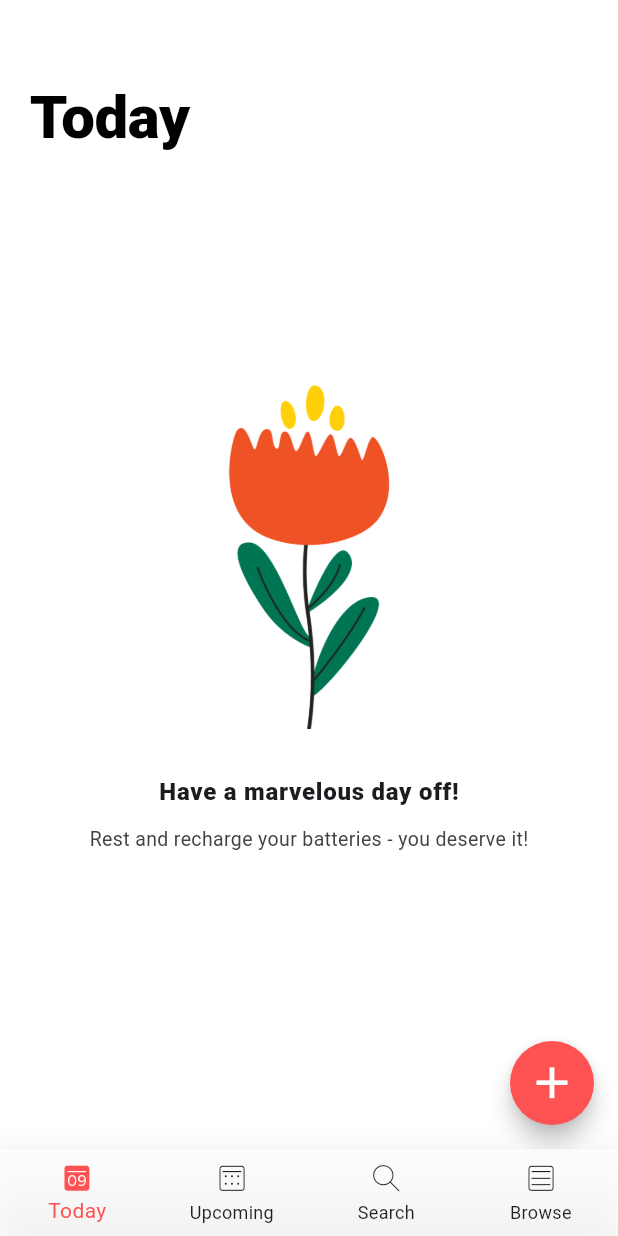
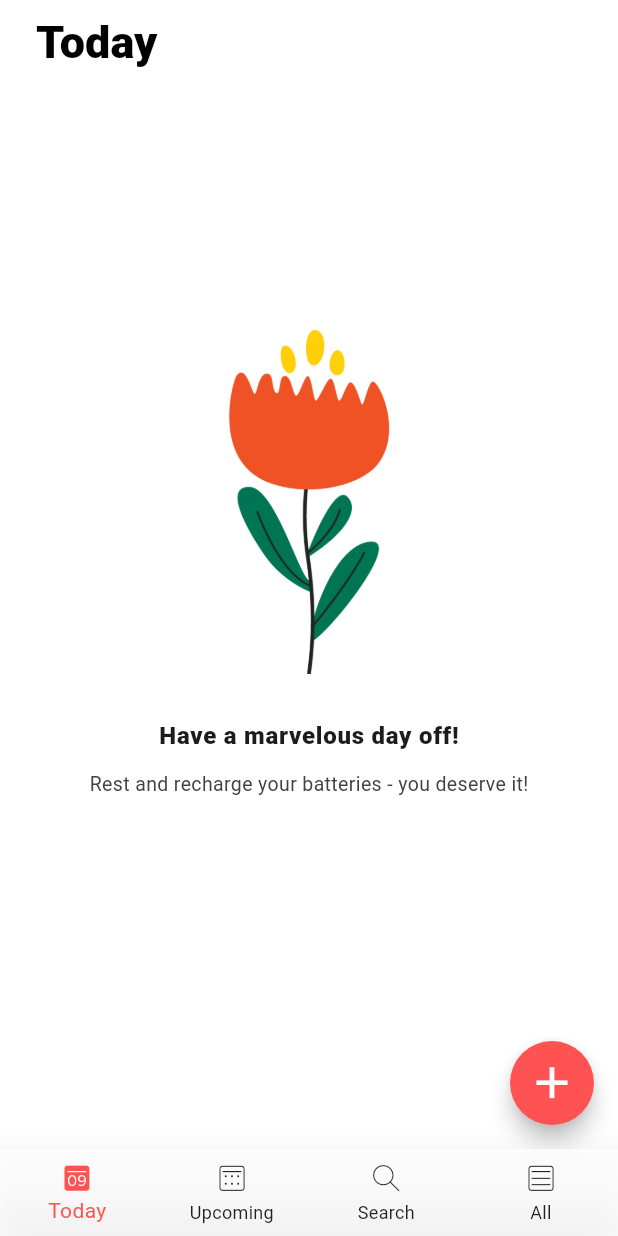
Before and after one commit to LeHuuTri-186/step, a Flutter app: the screen it shows after launch, on a phone screen of 412 x 824 dp. Run offline on Flutter 3.47's test engine with Material 3 defaults, Android fonts, the light colour scheme and no system bars; drawn by our look-alikes of flutter_animate; our stand-ins replace flutter_bloc, flutter_local_notifications, get_it, google_fonts, shared_preferences, timezone; missing offline and left inert: fuzzywuzzy.

Commit message:
UI update and bug fixes

```diff
--- a/lib/extensions/bottom_nav_item_builder.dart
+++ b/lib/extensions/bottom_nav_item_builder.dart
@@ -7,7 +7,7 @@ extension BottomNavItemBuilders on BuildContext {
   BottomNavigationBarItem buildBrowseBottomNavItem({bool isSelected = false}) =>
       BottomNavigationBarItem(
         icon: _buildBrowseIcon(isSelected: isSelected),
-        label: getLocaleString(value: 'browse'),
+        label: getLocaleString(value: 'all'),
       );
 
   Icon _buildBrowseIcon({bool isSelected = false}) => isSelected
--- a/lib/features/home/presentation/bloc/all/all_bloc.dart
+++ b/lib/features/home/presentation/bloc/all/all_bloc.dart
@@ -55,7 +55,7 @@ class AllBloc extends Bloc<AllEvent, AllState> {
 
       Todo? todo = await crudUseCases.readUseCases.getTodo(event.id);
 
-      if (todo != null && todo.isDone) {
+      if (todo!.isDone) {
         await crudUseCases.deleteUseCases.removeTodo.call(todo);
       }
 
--- a/lib/features/home/presentation/bloc/scroll_cubit.dart
+++ /dev/null
@@ -1,15 +0,0 @@
-import 'package:flutter_bloc/flutter_bloc.dart';
-
-import 'scroll_state.dart';
-
-class ScrollCubit extends Cubit<ScrollState> {
-  ScrollCubit() : super(NotScrolled());
-
-  void onScroll(double offset) {
-    if (offset > 50) {
-      emit(Scrolled());
-    } else {
-      emit(NotScrolled());
-    }
-  }
-}
--- a/lib/features/home/presentation/bloc/scroll_state.dart
+++ /dev/null
@@ -1,6 +0,0 @@
-abstract class ScrollState {
-}
-
-class Scrolled implements ScrollState {}
-
-class NotScrolled implements ScrollState {}
--- a/lib/features/home/presentation/bloc/search/search_bloc.dart
+++ b/lib/features/home/presentation/bloc/search/search_bloc.dart
@@ -73,7 +73,7 @@ class SearchBloc extends Bloc<SearchEvent, SearchState> {
 
       Todo? todo = await crudUseCases.readUseCases.getTodo(event.id);
 
-      if (todo != null && todo.isDone) {
+      if (todo!.isDone) {
         await crudUseCases.deleteUseCases.removeTodo.call(todo);
       }
 
--- a/lib/features/home/presentation/bloc/today/todo_bloc.dart
+++ b/lib/features/home/presentation/bloc/today/todo_bloc.dart
@@ -53,7 +53,7 @@ class TodoBloc extends Bloc<TodoEvent, TodoState> {
 
       Todo? todo = await crudUseCases.readUseCases.getTodo(event.id);
 
-      if (todo != null && todo.isDone) {
+      if (todo!.isDone) {
         await crudUseCases.deleteUseCases.removeTodo.call(todo);
       }
 
--- a/lib/features/home/presentation/bloc/upcoming/upcoming_bloc.dart
+++ b/lib/features/home/presentation/bloc/upcoming/upcoming_bloc.dart
@@ -53,7 +53,7 @@ class UpcomingBloc extends Bloc<UpcomingEvent, UpcomingState> {
 
       Todo? todo = await crudUseCases.readUseCases.getTodo(event.id);
 
-      if (todo != null && todo.isDone) {
+      if (todo!.isDone) {
         await crudUseCases.deleteUseCases.removeTodo.call(todo);
       }
 
--- a/lib/features/home/presentation/components/todo_body_panel.dart
+++ b/lib/features/home/presentation/components/todo_body_panel.dart
@@ -2,18 +2,15 @@ import 'package:flutter/material.dart';
 
 class TodoBodyPanel extends StatelessWidget {
   const TodoBodyPanel(
-      {super.key, required this.scrollController, required this.child, this.title});
-  final ScrollController scrollController;
+      {super.key, required this.child, this.title});
   final Widget child;
   final Widget? title;
 
   @override
   Widget build(BuildContext context) {
-    return Column(
-      children: [
-        title == null ? const SizedBox() : title!,
-        Flexible(child: child,)
-      ],
+    return Padding(
+      padding: const EdgeInsets.all(8.0),
+      child: child,
     );
   }
 }
--- a/lib/features/home/presentation/screens/today_screen.dart
+++ b/lib/features/home/presentation/screens/today_screen.dart
@@ -1,12 +1,11 @@
 import 'package:flutter/material.dart';
 import 'package:flutter_animate/flutter_animate.dart';
 import "package:flutter_bloc/flutter_bloc.dart";
+import 'package:step/core/utils/date_of_month_icons.dart';
+import 'package:step/extensions/app_localization_string_builder.dart';
 import 'package:step/features/home/presentation/widgets/today_title.dart';
 import '../../../../core/utils/notification_helper.dart';
-import '../../../../extensions/app_localization_string_builder.dart';
 import '../bloc/flower_display_cubit.dart';
-import '../bloc/scroll_cubit.dart';
-import '../bloc/scroll_state.dart';
 import '../bloc/today/todo_bloc.dart';
 import '../bloc/today/todo_event.dart';
 import '../bloc/today/todo_state.dart';
@@ -28,21 +27,16 @@ class TodayPage extends StatefulWidget {
 }
 
 class _TodayPageState extends State<TodayPage> {
-  final ScrollController _scrollController = ScrollController();
 
   @override
   void initState() {
     super.initState();
 
-    _scrollController.addListener(_scrollListener);
     _loadTodayTodo();
   }
 
   @override
   void dispose() {
-    _scrollController.removeListener(_scrollListener);
-    _scrollController.dispose();
-
     super.dispose();
   }
 
@@ -52,7 +46,10 @@ class _TodayPageState extends State<TodayPage> {
       child: Scaffold(
         floatingActionButton: _buildTodoFloatingButton(),
         appBar: _buildAppBar(),
-        body: _buildTodoBody(),
+        body: Padding(
+            padding: const EdgeInsets.only(top: 10.0),
+          child: _buildTodoBody(),
+        ),
       ),
     );
   }
@@ -71,7 +68,6 @@ class _TodayPageState extends State<TodayPage> {
     return BlocBuilder<TodoBloc, TodoState>(
         builder: (_, state) => TodoBodyPanel(
             title: const TodayTitle(),
-            scrollController: _scrollController,
             child: _buildChildForState(state)));
   }
 
@@ -87,7 +83,7 @@ class _TodayPageState extends State<TodayPage> {
 
   Widget _buildTodoPanel(List<Todo> todoList) {
     return TodoPanel(
-      onUpdate: _onUpdateTodo,
+        onUpdate: _onUpdateTodo,
         toDoList: todoList,
         onRemove: _removeTodoItem,
         onToggle: _toggleTodoStatus);
@@ -117,17 +113,16 @@ class _TodayPageState extends State<TodayPage> {
   AppBar _buildAppBar() {
     return AppBar(
       forceMaterialTransparency: true,
-      title: BlocBuilder<ScrollCubit, ScrollState>(
-          builder: (context, state) => state is Scrolled
-              ? Text(context.getLocaleString(value: 'today'))
-              : const Text("")),
+      title: Padding(
+        padding: const EdgeInsets.all(8.0),
+        child: Text(
+          context.getLocaleString(value: 'today'),
+          style: Theme.of(context).textTheme.displayMedium!.copyWith(
+              ),
+        ),
+      ),
+        centerTitle: false,
     );
-  }
-
-  void _scrollListener() {
-    final scrollState = context.read<ScrollCubit>();
-
-    scrollState.onScroll(_scrollController.position.pixels);
   }
 
   void _toggleTodoStatus(Todo todo) async {
--- a/lib/features/step_app.dart
+++ b/lib/features/step_app.dart
@@ -10,7 +10,6 @@ import 'home/domain/usecases/crud_usecases.dart';
 import 'home/presentation/bloc/all/all_bloc.dart';
 import 'home/presentation/bloc/home_bloc.dart';
 import 'home/presentation/bloc/flower_display_cubit.dart';
-import 'home/presentation/bloc/scroll_cubit.dart';
 import 'home/presentation/bloc/today/todo_bloc.dart';
 import 'home/presentation/bloc/upcoming/upcoming_bloc.dart';
 
@@ -25,7 +24,6 @@ class StepApp extends StatelessWidget {
         BlocProvider(
             create: (_) => TodoBloc(crudUseCases: getIt<CrudUseCases>())),
         BlocProvider(create: (_) => FlowerDisplayCubit()),
-        BlocProvider(create: (_) => ScrollCubit()),
         BlocProvider(
             create: (_) => UpcomingBloc(crudUseCases: getIt<CrudUseCases>())),
         BlocProvider(
--- a/lib/lang/app_localizations_en.dart
+++ b/lib/lang/app_localizations_en.dart
@@ -59,7 +59,7 @@ class AppLocalizationsEn {
     'oct_short': 'Oct',
     'nov_short': 'Nov',
     'dec_short': 'Dec',
-    'overdue': 'overdue',
+    'overdue': 'Overdue',
     'invalid_time': 'Invalid time'
   };
 }
```
Also changed, not shown: lib/features/home/presentation/screens/all_screen.dart (+14 -20 lines), lib/features/home/presentation/screens/search_screen.dart (+1 -14 lines), lib/features/home/presentation/screens/upcoming_screen.dart (+15 -20 lines), lib/features/home/presentation/widgets/collapsible_task_list.dart (+12 -1 lines), 1 other file.
